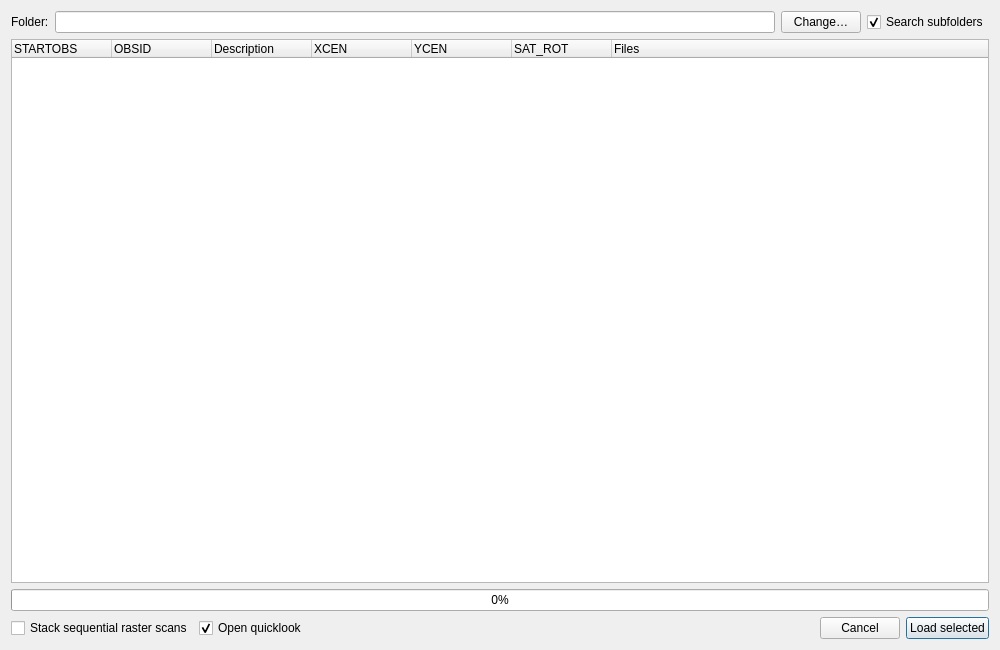
This is glue_solar/sources/loaders/iris_loader.ui in glue-viz/glue-solar as Qt 5 draws it before an edit. The edited form follows.
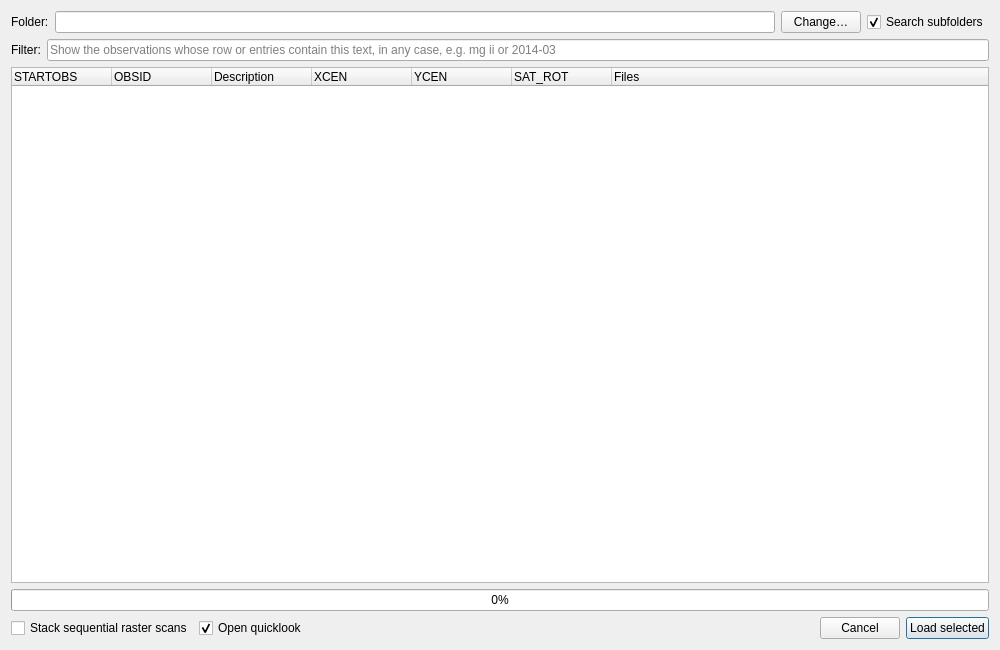
This is the edited form.

Commit message: Add a case-insensitive filter to the observation browser

```diff
--- a/glue_solar/sources/loaders/iris_loader.ui
+++ b/glue_solar/sources/loaders/iris_loader.ui
@@ -49,6 +49,27 @@
      </item>
     </layout>
    </item>
+   <item>
+    <layout class="QHBoxLayout" name="filterLayout">
+     <item>
+      <widget class="QLabel" name="filterLabel">
+       <property name="text">
+        <string>Filter:</string>
+       </property>
+      </widget>
+     </item>
+     <item>
+      <widget class="QLineEdit" name="filter">
+       <property name="placeholderText">
+        <string>Show the observations whose row or entries contain this text, in any case, e.g. mg ii or 2014-03</string>
+       </property>
+       <property name="clearButtonEnabled">
+        <bool>true</bool>
+       </property>
+      </widget>
+     </item>
+    </layout>
+   </item>
    <item>
     <widget class="QTreeWidget" name="obs_tree">
      <property name="alternatingRowColors">
```
The commit also changes 3 other files.
